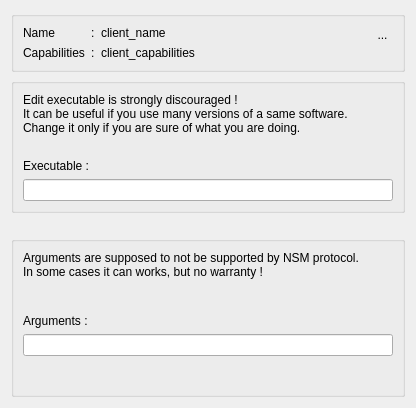
Above: resources/ui/nsm_properties.ui from Houston4444/RaySession before the change. Below: the same form after it.
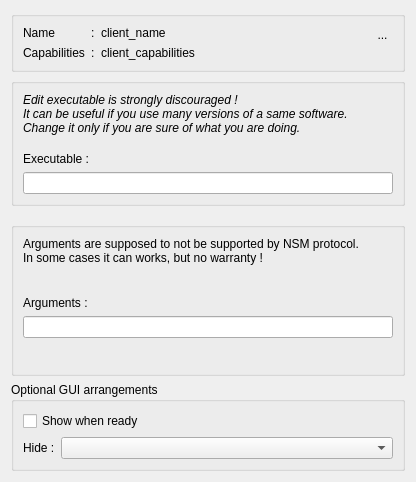
That is the form after the change. Icons and pictures are not drawn. Custom widgets are drawn as their Qt base class.

Commit message: complete optional GUI state save with options by client

```diff
--- a/resources/ui/nsm_properties.ui
+++ b/resources/ui/nsm_properties.ui
@@ -7,7 +7,7 @@
     <x>0</x>
     <y>0</y>
     <width>416</width>
-    <height>408</height>
+    <height>482</height>
    </rect>
   </property>
   <property name="windowTitle">
@@ -152,6 +152,12 @@
       </item>
       <item>
        <widget class="QLabel" name="labelExecutableWarning">
+        <property name="font">
+         <font>
+          <pointsize>9</pointsize>
+          <italic>true</italic>
+         </font>
+        </property>
         <property name="text">
          <string>&lt;html&gt;&lt;head/&gt;&lt;body&gt;&lt;p&gt;Edit executable is strongly discouraged !&lt;br/&gt;It can be useful if you use many versions of a same software.&lt;br/&gt;Change it only if you are sure of what you are doing.&lt;/p&gt;&lt;/body&gt;&lt;/html&gt;</string>
         </property>
@@ -204,6 +210,11 @@
      <layout class="QVBoxLayout" name="verticalLayout_9">
       <item>
        <widget class="QLabel" name="label_11">
+        <property name="font">
+         <font>
+          <pointsize>9</pointsize>
+         </font>
+        </property>
         <property name="text">
          <string>&lt;html&gt;&lt;head/&gt;&lt;body&gt;&lt;p&gt;Arguments are supposed to not be supported by NSM protocol.&lt;br/&gt;In some cases it can works, but no warranty !&lt;/p&gt;&lt;/body&gt;&lt;/html&gt;</string>
         </property>
@@ -248,6 +259,45 @@
      </layout>
     </widget>
    </item>
+   <item>
+    <widget class="QGroupBox" name="groupBoxOptionalGui">
+     <property name="toolTip">
+      <string>&lt;html&gt;&lt;head/&gt;&lt;body&gt;&lt;p&gt;This only concerns client capable to hide/show their windows from the session manager.&lt;/p&gt;&lt;p&gt;In a perfect world, theses clients all save their gui state in their configuration file.&lt;/p&gt;&lt;p&gt;In the real world, someones will always start hidden,&lt;br/&gt;others will always display their graphical interface.&lt;br/&gt;Consequently, the GUI visibility state is not restored correctly.&lt;/p&gt;&lt;p&gt;use :&lt;/p&gt;&lt;ul style=&quot;margin-top: 0px; margin-bottom: 0px; margin-left: 0px; margin-right: 0px; -qt-list-indent: 1;&quot;&gt;&lt;li style=&quot; margin-top:12px; margin-bottom:0px; margin-left:0px; margin-right:0px; -qt-block-indent:0; text-indent:0px;&quot;&gt;&lt;span style=&quot; font-weight:600;&quot;&gt;Show when ready&lt;/span&gt; when client always start hidden&lt;/li&gt;&lt;li style=&quot; margin-top:0px; margin-bottom:0px; margin-left:0px; margin-right:0px; -qt-block-indent:0; text-indent:0px;&quot;&gt;&lt;span style=&quot; font-weight:600;&quot;&gt;Hide at start&lt;/span&gt; if client starts its GUI from the start&lt;/li&gt;&lt;li style=&quot; margin-top:0px; margin-bottom:0px; margin-left:0px; margin-right:0px; -qt-block-indent:0; text-indent:0px;&quot;&gt;&lt;span style=&quot; font-weight:600;&quot;&gt;Hide at open&lt;/span&gt; if hide at start makes the client crash&lt;/li&gt;&lt;li style=&quot; margin-top:0px; margin-bottom:12px; margin-left:0px; margin-right:0px; -qt-block-indent:0; text-indent:0px;&quot;&gt;&lt;span style=&quot; font-weight:600;&quot;&gt;Hide when shown&lt;/span&gt; if the client's GUI appears after a moment.&lt;/li&gt;&lt;/ul&gt;&lt;p&gt;&lt;br/&gt;&lt;/p&gt;&lt;/body&gt;&lt;/html&gt;</string>
+     </property>
+     <property name="title">
+      <string>Optional GUI arrangements</string>
+     </property>
+     <layout class="QVBoxLayout" name="verticalLayout">
+      <item>
+       <widget class="QCheckBox" name="checkBoxShowGui">
+        <property name="text">
+         <string>Show when ready</string>
+        </property>
+       </widget>
+      </item>
+      <item>
+       <layout class="QHBoxLayout" name="horizontalLayout_2">
+        <item>
+         <widget class="QLabel" name="label">
+          <property name="sizePolicy">
+           <sizepolicy hsizetype="Fixed" vsizetype="Preferred">
+            <horstretch>0</horstretch>
+            <verstretch>0</verstretch>
+           </sizepolicy>
+          </property>
+          <property name="text">
+           <string>Hide :</string>
+          </property>
+         </widget>
+        </item>
+        <item>
+         <widget class="QComboBox" name="comboBoxHideGui"/>
+        </item>
+       </layout>
+      </item>
+     </layout>
+    </widget>
+   </item>
   </layout>
  </widget>
  <customwidgets>
```
The commit also changes 10 other files.
